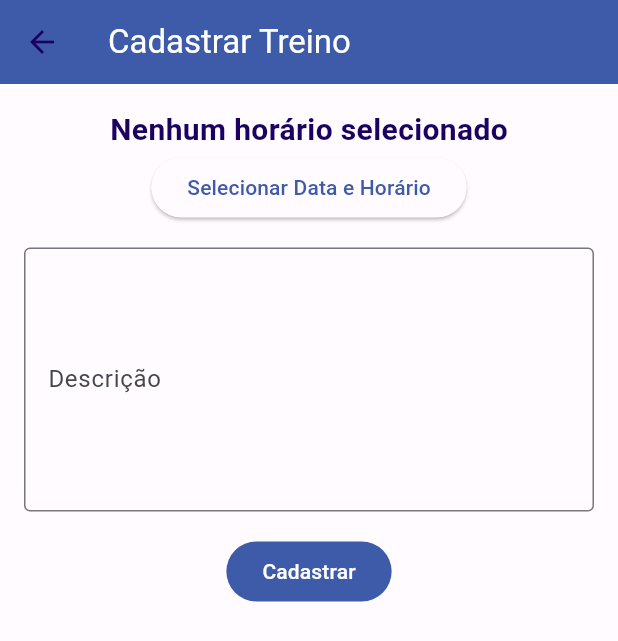
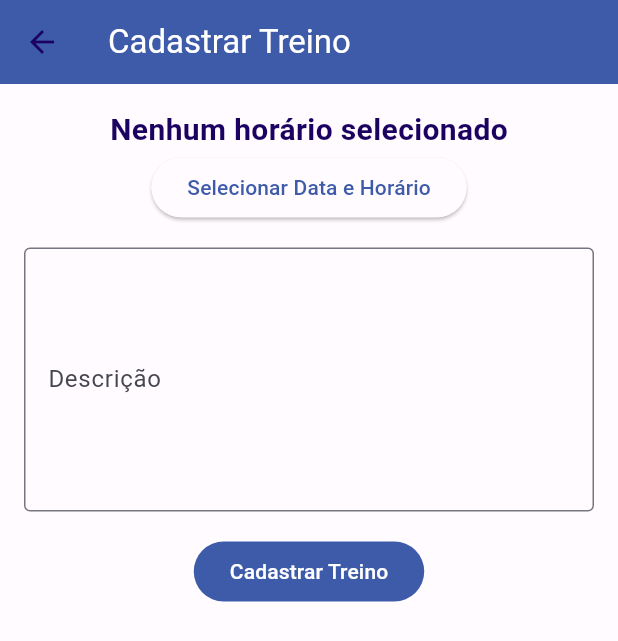
Before and after one commit to Rigolao/Desafio_Natacao, a Flutter app: the CadastrarTreinoContent screen opened by its route, on a phone screen of 412 x 824 dp. Shown: the top 641 px of the screen. Run offline on Flutter 3.47's test engine with Material 3 defaults, Android fonts, the phone set to English and light mode, and no system bars; our stand-ins replace cloud_firestore, file_picker, firebase_auth, firebase_core, firebase_storage; accounts and stored records are empty.

Commit message:
Feat: Crud treino.

```diff
--- a/lib/app/app_controller.dart
+++ b/lib/app/app_controller.dart
@@ -1,4 +1,5 @@
 import 'package:desafio_6_etapa/entity/tipo_usuario.dart';
+import 'package:desafio_6_etapa/entity/treino.dart';
 import 'package:desafio_6_etapa/finalizar_cadastro/finalizar_cadastro_content.dart';
 import 'package:flutter/material.dart';
 
@@ -15,6 +16,11 @@ class AppController extends ChangeNotifier {
     notifyListeners();
   }
 
+  void setTreinoSelecionado(Treino? treino) {
+    _state.treinoSelecionado = treino;
+    notifyListeners();
+  }
+
   void isUsuarioCompleted(BuildContext context) {
     WidgetsBinding.instance.addPostFrameCallback((_) {
       if (_state.usuario?.tipoUsuario == TipoUsuario.ATLETA) {
--- a/lib/app/app_state.dart
+++ b/lib/app/app_state.dart
@@ -1,9 +1,11 @@
 import 'package:desafio_6_etapa/entity/usuario.dart';
 
 import '../entity/tipo_usuario.dart';
+import '../entity/treino.dart';
 
 class AppState {
   Usuario? usuario;
+  Treino? treinoSelecionado;
 
-  AppState({this.usuario});
+  AppState({this.usuario, this.treinoSelecionado});
 }
--- a/lib/cadastrar_treino/cadastrar_treino_content.dart
+++ b/lib/cadastrar_treino/cadastrar_treino_content.dart
@@ -4,7 +4,8 @@ import 'package:provider/provider.dart';
 import 'cadastrar_treino_controller.dart';
 
 class CadastrarTreinoContent extends StatelessWidget {
-  const CadastrarTreinoContent({super.key});
+  final Function fetchTreinos;
+  const CadastrarTreinoContent({super.key, required this.fetchTreinos});
 
   @override
   Widget build(BuildContext context) {
@@ -13,6 +14,11 @@ class CadastrarTreinoContent extends StatelessWidget {
       builder: (context, child) {
         return Consumer<CadastrarTreinoController>(
           builder: (context, controller, child) {
+
+            controller.inicializar(context);
+
+            if(controller.state.isLoading) return const Center(child: CircularProgressIndicator());
+
             return Scaffold(
               appBar: AppBar(
                 backgroundColor: Theme.of(context).colorScheme.primary,
@@ -21,7 +27,9 @@ class CadastrarTreinoContent extends StatelessWidget {
                   style: TextStyle(color: Colors.white),
                 ),
               ),
-              body: SingleChildScrollView(
+              body: controller.state.isLoading
+                  ? const Center(child: CircularProgressIndicator())
+                  : SingleChildScrollView(
                       child: Form(
                         key: controller.state.formKey,
                         child: Padding(
@@ -33,24 +41,28 @@ class CadastrarTreinoContent extends StatelessWidget {
                               Column(
                                 children: [
                                   Text(
-                              controller.state.horarioController.text.isEmpty
+                                    controller.state.horarioController.text
+                                            .isEmpty
                                         ? 'Nenhum horário selecionado'
-                                  : controller.state.horarioController.text,
-                              style: const TextStyle(fontSize: 20, fontWeight: FontWeight.bold),
+                                        : controller
+                                            .state.horarioController.text,
+                                    style: const TextStyle(
+                                        fontSize: 20,
+                                        fontWeight: FontWeight.bold),
                                   ),
                                   ElevatedButton(
                                     onPressed: () {
                                       controller.selectDateAndTime(context);
                                     },
-                              child: Text(
+                                    child: const Text(
                                       'Selecionar Data e Horário',
                                     ),
                                   ),
                                 ],
                               ),
-                        // Use um TextField para o campo de descrição
                               TextField(
-                          controller: controller.state.descricaoController,
+                                controller:
+                                    controller.state.descricaoController,
                                 decoration: const InputDecoration(
                                   border: OutlineInputBorder(),
                                   labelText: 'Descrição',
@@ -60,9 +72,11 @@ class CadastrarTreinoContent extends StatelessWidget {
                               ),
                               FilledButton(
                                 onPressed: () {
-                            Navigator.of(context).pop();
+                                  controller.cadastrarTreino(context, fetchTreinos);
                                 },
-                          child: Text('Cadastrar'),
+                                child: Text(controller.state.treino != null
+                                    ? 'Atualizar Treino'
+                                    : 'Cadastrar Treino'),
                               ),
                             ],
                           ),
--- a/lib/cadastrar_treino/cadastrar_treino_state.dart
+++ b/lib/cadastrar_treino/cadastrar_treino_state.dart
@@ -1,4 +1,6 @@
 import 'package:flutter/material.dart';
+
+import '../entity/treino.dart';
 
 class CadastrarTreinoState {
   bool isLoading;
@@ -7,14 +9,15 @@ class CadastrarTreinoState {
   final GlobalKey<FormState> formKey;
   final TextEditingController horarioController;
   final TextEditingController descricaoController;
+  Treino? treino;
 
-  CadastrarTreinoState(
-  {required this.formKey,
-      required this.horarioController,
-      required this.descricaoController,
-      this.isLoading = false,
-      this.isSucesso = false,
-      this.mensagem = ''}
-  );
+  CadastrarTreinoState({
+    required this.formKey,
+    required this.horarioController,
+    required this.descricaoController,
+    this.isLoading = true,
+    this.isSucesso = false,
+    this.mensagem = ''
+  });
 
 }
--- /dev/null
+++ b/lib/entity/treino.dart
@@ -0,0 +1,34 @@
+import 'package:uuid/uuid.dart';
+
+class Treino {
+  final String UUID;
+  String descricao;
+  String horario;
+  final String treinadorUUID;
+  final String treinador;
+
+  Treino({
+    String? UUID,
+    required this.descricao,
+    required this.horario,
+    required this.treinadorUUID,
+    required this.treinador,
+  }) : UUID = UUID ?? const Uuid().v4();
+
+  Map<String, dynamic> toJson() {
+    return {
+      'UUID': UUID,
+      'descricao': descricao,
+      'horario': horario,
+      'treinadorUUID': treinadorUUID,
+      'treinador': treinador,
+    };
+  }
+
+  Treino.fromJson(Map<String, dynamic> json)
+      : UUID = json['UUID'] ?? '',
+        descricao = json['descricao'] ?? '',
+        horario = json['horario'] ?? '',
+        treinadorUUID = json['treinadorUUID'] ?? '',
+        treinador = json['treinador'] ?? '';
+}
--- a/lib/home/home_controller.dart
+++ b/lib/home/home_controller.dart
@@ -4,7 +4,6 @@ import 'package:desafio_6_etapa/cadastrar_usuario/cadastrar_usuario_content.dart
 import 'package:desafio_6_etapa/perfil/perfil_content.dart';
 import 'package:flutter/material.dart';
 
-import '../atletas_treino/atletas_treino_content.dart';
 import '../entity/tipo_usuario.dart';
 import '../entity/usuario.dart';
 import '../treino/treino_content.dart';
@@ -105,8 +104,9 @@ class HomeController extends ChangeNotifier {
                             BottomSheetButton(
                                 icone: Icons.create,
                                 texto: 'Cadastrar Treino',
-                                onPressed: () => {
-                                  Navigator.of(context).pushNamed('/cadastrar-treino')
+                                onPressed: () {
+                                  Navigator.pop(context);
+                                  Navigator.of(context).pushNamed('/cadastrar-treino');
                                 }),
                           ],
                         ),
--- a/lib/login/login_content.dart
+++ b/lib/login/login_content.dart
@@ -19,8 +19,8 @@ class _LoginContentState extends State<LoginContent> {
         builder: (context, child) {
           return Consumer<LoginController>(
               builder: (context, controller, child) {
-            return Material(
-              child: Stack(
+            return Scaffold(
+              body: Stack(
                 children: [
                   Container(
                     decoration: const BoxDecoration(
--- a/lib/login/login_controller.dart
+++ b/lib/login/login_controller.dart
@@ -62,9 +62,9 @@ class LoginController extends ChangeNotifier {
       if (user != null) {
         usuario = Usuario(
                 nome: 'Diego',
-                email: state.email,
-                senha: state.password,
-                tipoUsuario: TipoUsuario.ATLETA,
+                email: user.email!,
+                senha: '123456',
+                tipoUsuario: user.tipoUsuario!,
               );
         appController.setUsuario(usuario);
         _resetForm();
--- a/lib/main.dart
+++ b/lib/main.dart
@@ -15,8 +15,10 @@ import 'home/home_controller.dart';
 
 void  main() async {
 
+  WidgetsFlutterBinding.ensureInitialized();
+
   await Firebase.initializeApp(
-    options: DefaultFirebaseOptions.android
+    options: DefaultFirebaseOptions.ios
   );
 
   runApp(ChangeNotifierProvider(
@@ -50,7 +52,7 @@ class MyApp extends StatelessWidget {
           '/home': (context) => const HomeContent(),
           '/treino': (context) => const AtletaTreinoContent(),
           '/cadastrar-usuario': (context) => const CadastrarUsuarioContent(),
-          '/cadastrar-treino': (context) => const CadastrarTreinoContent(),
+          '/cadastrar-treino': (context) => CadastrarTreinoContent(fetchTreinos: () {}),
           '/cronometro': (context) => const CronometroContent(),
         }
       ),
--- a/lib/services/flutter_fire_auth.dart
+++ b/lib/services/flutter_fire_auth.dart
@@ -20,8 +20,10 @@ class FlutterFireAuth {
    try {
      final credencial = await _auth.signInWithEmailAndPassword(email: email, password: senha);
 
-     final dadoUsuario = await _cloud.collection('tipoUsuario').doc(credencial.user!.uid).get();
-     final tipoUsuario = dadoUsuario.get('tipoUsuario');
+     // final dadoUsuario = await _cloud.collection('tipoUsuario').doc(credencial.user!.uid).get();
+     // final tipoUsuario = dadoUsuario.get('tipoUsuario');
+
+     final tipoUsuario = TipoUsuario.TREINADOR;
 
      return UserData(
        name: credencial.user?.displayName,
```
Also changed, not shown: lib/cadastrar_treino/cadastrar_treino_controller.dart (+164 -8 lines), lib/treino/components/treino_card.dart (added, +51 -0 lines), lib/treino/treino_content.dart (+56 -30 lines), lib/treino/treino_controller.dart (+110 -4 lines), lib/treino/treino_state.dart (+5 -2 lines), pubspec.lock, 2 other files. Lines whose indentation alone changed are shown as unchanged.
